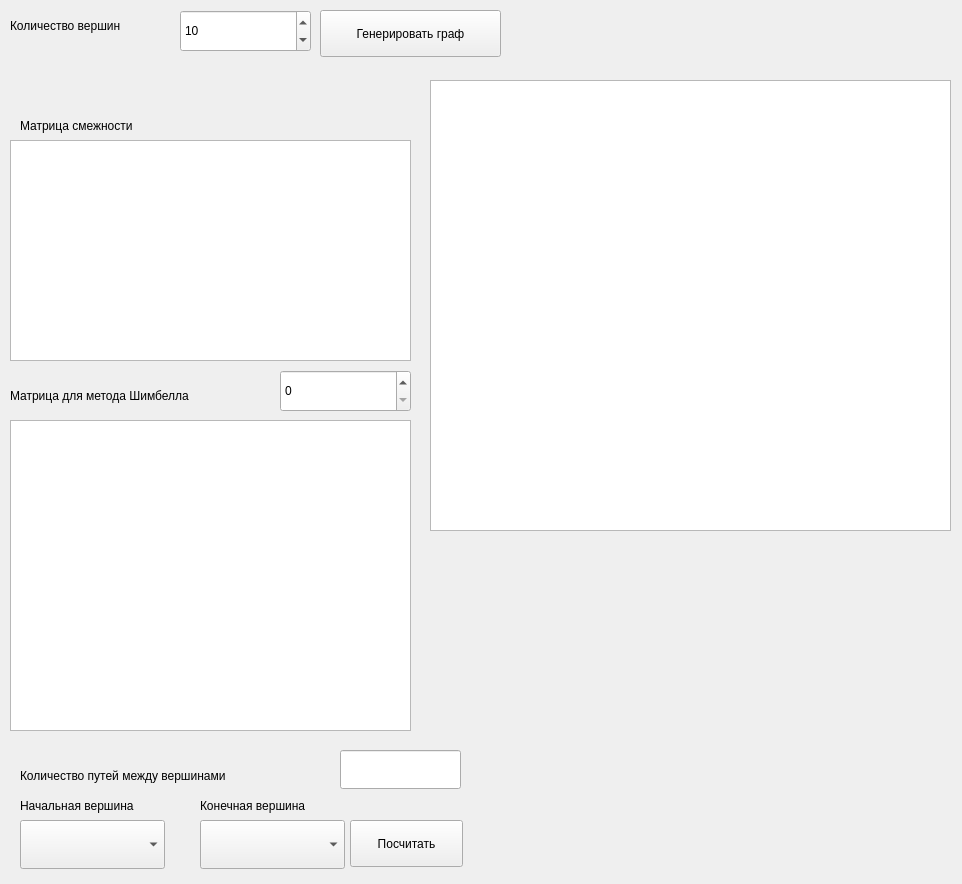
mariohuq/polytech-graph-theory, file L1-GUI/Lab1.ui: the form before one commit.
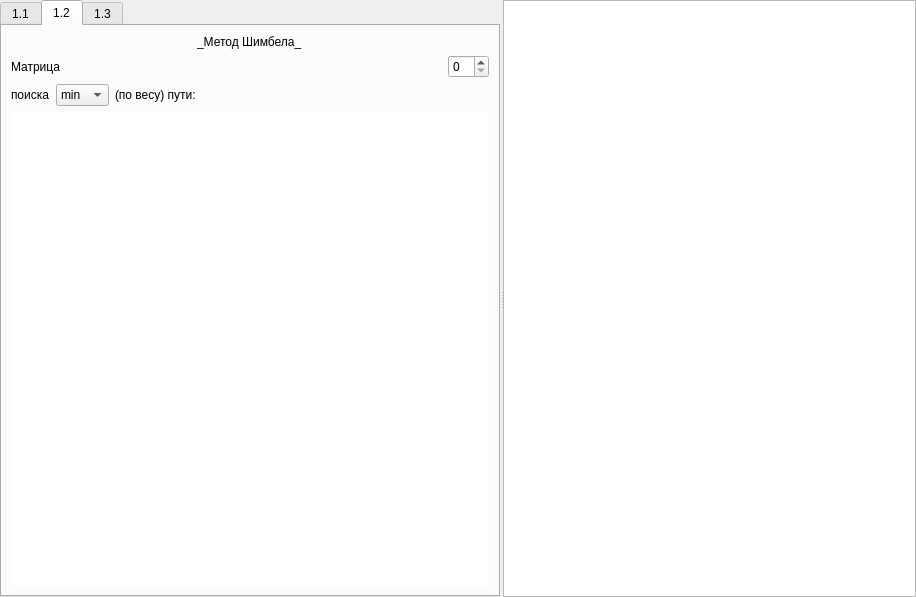
The form after the commit.

Commit message: add min/max choose in L1, make solid ui

The edit to the form file:
```diff
--- a/L1-GUI/Lab1.ui
+++ b/L1-GUI/Lab1.ui
@@ -6,254 +6,328 @@
    <rect>
     <x>0</x>
     <y>0</y>
-    <width>962</width>
-    <height>884</height>
+    <width>916</width>
+    <height>597</height>
    </rect>
   </property>
   <property name="windowTitle">
    <string>Lab1</string>
   </property>
-  <widget class="QGraphicsView" name="graphicsView">
-   <property name="geometry">
-    <rect>
-     <x>430</x>
-     <y>80</y>
-     <width>521</width>
-     <height>451</height>
-    </rect>
+  <layout class="QHBoxLayout" name="horizontalLayout_2">
+   <property name="sizeConstraint">
+    <enum>QLayout::SetDefaultConstraint</enum>
    </property>
-   <property name="verticalScrollBarPolicy">
-    <enum>Qt::ScrollBarAlwaysOff</enum>
+   <property name="leftMargin">
+    <number>0</number>
    </property>
-   <property name="horizontalScrollBarPolicy">
-    <enum>Qt::ScrollBarAlwaysOff</enum>
+   <property name="topMargin">
+    <number>0</number>
    </property>
-   <property name="sizeAdjustPolicy">
-    <enum>QAbstractScrollArea::AdjustToContents</enum>
+   <property name="rightMargin">
+    <number>0</number>
    </property>
-   <property name="backgroundBrush">
-    <brush brushstyle="SolidPattern">
-     <color alpha="255">
-      <red>255</red>
-      <green>255</green>
-      <blue>255</blue>
-     </color>
-    </brush>
-   </property>
-   <property name="alignment">
-    <set>Qt::AlignLeading|Qt::AlignLeft|Qt::AlignTop</set>
-   </property>
-   <property name="renderHints">
-    <set>QPainter::Antialiasing|QPainter::HighQualityAntialiasing|QPainter::SmoothPixmapTransform</set>
-   </property>
-   <property name="cacheMode">
-    <set>QGraphicsView::CacheBackground</set>
-   </property>
-   <property name="transformationAnchor">
-    <enum>QGraphicsView::AnchorUnderMouse</enum>
-   </property>
-   <property name="viewportUpdateMode">
-    <enum>QGraphicsView::BoundingRectViewportUpdate</enum>
-   </property>
-  </widget>
-  <widget class="QPushButton" name="generate">
-   <property name="geometry">
-    <rect>
-     <x>320</x>
-     <y>10</y>
-     <width>181</width>
-     <height>47</height>
-    </rect>
-   </property>
-   <property name="text">
-    <string>Генерировать граф</string>
-   </property>
-  </widget>
-  <widget class="QSpinBox" name="nVertices">
-   <property name="geometry">
-    <rect>
-     <x>180</x>
-     <y>10</y>
-     <width>131</width>
-     <height>42</height>
-    </rect>
-   </property>
-   <property name="toolTip">
-    <string>Количество вершин</string>
-   </property>
-   <property name="value">
-    <number>10</number>
-   </property>
-  </widget>
-  <widget class="QLabel" name="label">
-   <property name="geometry">
-    <rect>
-     <x>10</x>
-     <y>10</y>
-     <width>161</width>
-     <height>31</height>
-    </rect>
-   </property>
-   <property name="text">
-    <string>Количество вершин</string>
-   </property>
-  </widget>
-  <widget class="QTableView" name="adjMatrix">
-   <property name="geometry">
-    <rect>
-     <x>10</x>
-     <y>140</y>
-     <width>401</width>
-     <height>221</height>
-    </rect>
-   </property>
-  </widget>
-  <widget class="QLabel" name="label_2">
-   <property name="geometry">
-    <rect>
-     <x>20</x>
-     <y>110</y>
-     <width>241</width>
-     <height>31</height>
-    </rect>
-   </property>
-   <property name="text">
-    <string>Матрица смежности</string>
-   </property>
-  </widget>
-  <widget class="QTableView" name="shimbellMatrix">
-   <property name="geometry">
-    <rect>
-     <x>10</x>
-     <y>420</y>
-     <width>401</width>
-     <height>311</height>
-    </rect>
-   </property>
-   <property name="editTriggers">
-    <set>QAbstractItemView::NoEditTriggers</set>
-   </property>
-  </widget>
-  <widget class="QLabel" name="label_3">
-   <property name="geometry">
-    <rect>
-     <x>10</x>
-     <y>380</y>
-     <width>261</width>
-     <height>31</height>
-    </rect>
-   </property>
-   <property name="text">
-    <string>Матрица для метода Шимбелла</string>
-   </property>
-  </widget>
-  <widget class="QLabel" name="label_4">
-   <property name="geometry">
-    <rect>
-     <x>20</x>
-     <y>760</y>
-     <width>311</width>
-     <height>31</height>
-    </rect>
-   </property>
-   <property name="text">
-    <string>Количество путей между вершинами</string>
-   </property>
-  </widget>
-  <widget class="QComboBox" name="startBox">
-   <property name="geometry">
-    <rect>
-     <x>20</x>
-     <y>820</y>
-     <width>145</width>
-     <height>49</height>
-    </rect>
-   </property>
-   <property name="editable">
-    <bool>false</bool>
-   </property>
-  </widget>
-  <widget class="QComboBox" name="finishBox">
-   <property name="geometry">
-    <rect>
-     <x>200</x>
-     <y>820</y>
-     <width>145</width>
-     <height>49</height>
-    </rect>
-   </property>
-   <property name="editable">
-    <bool>false</bool>
-   </property>
-  </widget>
-  <widget class="QLabel" name="label_5">
-   <property name="geometry">
-    <rect>
-     <x>20</x>
-     <y>790</y>
-     <width>171</width>
-     <height>31</height>
-    </rect>
-   </property>
-   <property name="text">
-    <string>Начальная вершина</string>
-   </property>
-  </widget>
-  <widget class="QLabel" name="label_6">
-   <property name="geometry">
-    <rect>
-     <x>200</x>
-     <y>790</y>
-     <width>161</width>
-     <height>31</height>
-    </rect>
-   </property>
-   <property name="text">
-    <string>Конечная вершина</string>
-   </property>
-  </widget>
-  <widget class="QPushButton" name="countPaths">
-   <property name="geometry">
-    <rect>
-     <x>350</x>
-     <y>820</y>
-     <width>113</width>
-     <height>47</height>
-    </rect>
-   </property>
-   <property name="text">
-    <string>Посчитать</string>
-   </property>
-  </widget>
-  <widget class="QLineEdit" name="pathsCountOut">
-   <property name="geometry">
-    <rect>
-     <x>340</x>
-     <y>750</y>
-     <width>121</width>
-     <height>39</height>
-    </rect>
-   </property>
-   <property name="readOnly">
-    <bool>true</bool>
-   </property>
-  </widget>
-  <widget class="QSpinBox" name="edgesCountInPath">
-   <property name="geometry">
-    <rect>
-     <x>280</x>
-     <y>370</y>
-     <width>131</width>
-     <height>42</height>
-    </rect>
-   </property>
-   <property name="toolTip">
-    <string>Количество ребер в пути</string>
-   </property>
-   <property name="value">
+   <property name="bottomMargin">
     <number>0</number>
    </property>
-  </widget>
+   <item>
+    <widget class="QSplitter" name="splitter">
+     <property name="orientation">
+      <enum>Qt::Horizontal</enum>
+     </property>
+     <property name="opaqueResize">
+      <bool>false</bool>
+     </property>
+     <property name="handleWidth">
+      <number>3</number>
+     </property>
+     <widget class="QTabWidget" name="tabWidget">
+      <property name="maximumSize">
+       <size>
+        <width>500</width>
+        <height>16777215</height>
+       </size>
+      </property>
+      <property name="currentIndex">
+       <number>1</number>
+      </property>
+      <widget class="QWidget" name="tab_gen">
+       <attribute name="title">
+        <string>1.1</string>
+       </attribute>
+       <layout class="QVBoxLayout" name="verticalLayout_5">
+        <item>
+         <layout class="QHBoxLayout" name="horizontalLayout_6">
+          <item alignment="Qt::AlignLeft">
+           <widget class="QLabel" name="label">
+            <property name="text">
+             <string>Количество вершин</string>
+            </property>
+           </widget>
+          </item>
+          <item>
+           <widget class="QSpinBox" name="nVertices">
+            <property name="toolTip">
+             <string>Количество вершин</string>
+            </property>
+            <property name="value">
+             <number>10</number>
+            </property>
+           </widget>
+          </item>
+         </layout>
+        </item>
+        <item>
+         <widget class="QPushButton" name="generate">
+          <property name="text">
+           <string>Генерировать граф</string>
+          </property>
+         </widget>
+        </item>
+        <item>
+         <widget class="QLabel" name="label_2">
+          <property name="text">
+           <string>Матрица смежности</string>
+          </property>
+         </widget>
+        </item>
+        <item>
+         <widget class="QTableView" name="adjMatrix">
+          <property name="frameShape">
+           <enum>QFrame::NoFrame</enum>
+          </property>
+         </widget>
+        </item>
+       </layout>
+      </widget>
+      <widget class="QWidget" name="tab_shimbel">
+       <attribute name="title">
+        <string>1.2</string>
+       </attribute>
+       <layout class="QVBoxLayout" name="verticalLayout">
+        <item alignment="Qt::AlignHCenter">
+         <widget class="QLabel" name="label_8">
+          <property name="text">
+           <string>_Метод Шимбела_</string>
+          </property>
+          <property name="textFormat">
+           <enum>Qt::MarkdownText</enum>
+          </property>
+         </widget>
+        </item>
+        <item>
+         <layout class="QHBoxLayout" name="horizontalLayout">
+          <item alignment="Qt::AlignLeft">
+           <widget class="QLabel" name="label_3">
+            <property name="text">
+             <string>Матрица</string>
+            </property>
+           </widget>
+          </item>
+          <item alignment="Qt::AlignRight">
+           <widget class="QSpinBox" name="edgesCountInPath">
+            <property name="toolTip">
+             <string>Количество ребер в пути</string>
+            </property>
+            <property name="value">
+             <number>0</number>
+            </property>
+           </widget>
+          </item>
+         </layout>
+        </item>
+        <item>
+         <layout class="QHBoxLayout" name="horizontalLayout_3">
+          <item alignment="Qt::AlignLeft">
+           <widget class="QLabel" name="label_4">
+            <property name="text">
+             <string>поиска</string>
+            </property>
+           </widget>
+          </item>
+          <item>
+           <widget class="QComboBox" name="chooseExtremum">
+            <item>
+             <property name="text">
+              <string>min</string>
+             </property>
+            </item>
+            <item>
+             <property name="text">
+              <string>max</string>
+             </property>
+            </item>
+           </widget>
+          </item>
+          <item alignment="Qt::AlignLeft">
+           <widget class="QLabel" name="label_7">
+            <property name="text">
+             <string>(по весу) пути:</string>
+            </property>
+           </widget>
+          </item>
+          <item>
+           <spacer name="horizontalSpacer">
+            <property name="orientation">
+             <enum>Qt::Horizontal</enum>
+            </property>
+            <property name="sizeHint" stdset="0">
+             <size>
+              <width>40</width>
+              <height>20</height>
+             </size>
+            </property>
+           </spacer>
+          </item>
+         </layout>
+        </item>
+        <item>
+         <widget class="QTableView" name="shimbellMatrix">
+          <property name="frameShape">
+           <enum>QFrame::NoFrame</enum>
+          </property>
+          <property name="editTriggers">
+           <set>QAbstractItemView::NoEditTriggers</set>
+          </property>
+         </widget>
+        </item>
+       </layout>
+      </widget>
+      <widget class="QWidget" name="tab_count_paths">
+       <attribute name="title">
+        <string>1.3</string>
+       </attribute>
+       <layout class="QVBoxLayout" name="verticalLayout_4">
+        <item alignment="Qt::AlignHCenter">
+         <widget class="QLabel" name="label_9">
+          <property name="text">
+           <string>_Количество путей между вершинами_</string>
+          </property>
+          <property name="textFormat">
+           <enum>Qt::MarkdownText</enum>
+          </property>
+         </widget>
+        </item>
+        <item>
+         <layout class="QHBoxLayout" name="horizontalLayout_4">
+          <item>
+           <layout class="QVBoxLayout" name="verticalLayout_2">
+            <item>
+             <widget class="QLabel" name="label_5">
+              <property name="text">
+               <string>Начальная вершина</string>
+              </property>
+             </widget>
+            </item>
+            <item>
+             <widget class="QComboBox" name="startBox">
+              <property name="editable">
+               <bool>false</bool>
+              </property>
+             </widget>
+            </item>
+           </layout>
+          </item>
+          <item>
+           <layout class="QVBoxLayout" name="verticalLayout_3">
+            <item>
+             <widget class="QLabel" name="label_6">
+              <property name="text">
+               <string>Конечная вершина</string>
+              </property>
+             </widget>
+            </item>
+            <item>
+             <widget class="QComboBox" name="finishBox">
+              <property name="editable">
+               <bool>false</bool>
+              </property>
+             </widget>
+            </item>
+           </layout>
+          </item>
+         </layout>
+        </item>
+        <item>
+         <layout class="QHBoxLayout" name="horizontalLayout_5">
+          <item>
+           <widget class="QPushButton" name="countPaths">
+            <property name="text">
+             <string>Посчитать</string>
+            </property>
+           </widget>
+          </item>
+          <item>
+           <widget class="QLineEdit" name="pathsCountOut">
+            <property name="frame">
+             <bool>false</bool>
+            </property>
+            <property name="readOnly">
+             <bool>true</bool>
+            </property>
+           </widget>
+          </item>
+         </layout>
+        </item>
+        <item>
+         <spacer name="verticalSpacer">
+          <property name="orientation">
+           <enum>Qt::Vertical</enum>
+          </property>
+          <property name="sizeHint" stdset="0">
+           <size>
+            <width>20</width>
+            <height>40</height>
+           </size>
+          </property>
+         </spacer>
+        </item>
+       </layout>
+      </widget>
+     </widget>
+     <widget class="QGraphicsView" name="graphicsView">
+      <property name="maximumSize">
+       <size>
+        <width>16777215</width>
+        <height>16777215</height>
+       </size>
+      </property>
+      <property name="verticalScrollBarPolicy">
+       <enum>Qt::ScrollBarAlwaysOff</enum>
+      </property>
+      <property name="horizontalScrollBarPolicy">
+       <enum>Qt::ScrollBarAlwaysOff</enum>
+      </property>
+      <property name="sizeAdjustPolicy">
+       <enum>QAbstractScrollArea::AdjustToContents</enum>
+      </property>
+      <property name="backgroundBrush">
+       <brush brushstyle="SolidPattern">
+        <color alpha="255">
+         <red>255</red>
+         <green>255</green>
+         <blue>255</blue>
+        </color>
+       </brush>
+      </property>
+      <property name="alignment">
+       <set>Qt::AlignLeading|Qt::AlignLeft|Qt::AlignTop</set>
+      </property>
+      <property name="renderHints">
+       <set>QPainter::Antialiasing|QPainter::HighQualityAntialiasing|QPainter::SmoothPixmapTransform</set>
+      </property>
+      <property name="cacheMode">
+       <set>QGraphicsView::CacheBackground</set>
+      </property>
+      <property name="transformationAnchor">
+       <enum>QGraphicsView::AnchorUnderMouse</enum>
+      </property>
+      <property name="viewportUpdateMode">
+       <enum>QGraphicsView::BoundingRectViewportUpdate</enum>
+      </property>
+     </widget>
+    </widget>
+   </item>
+  </layout>
  </widget>
  <resources/>
  <connections/>
```
The commit also changes 1 other file.
